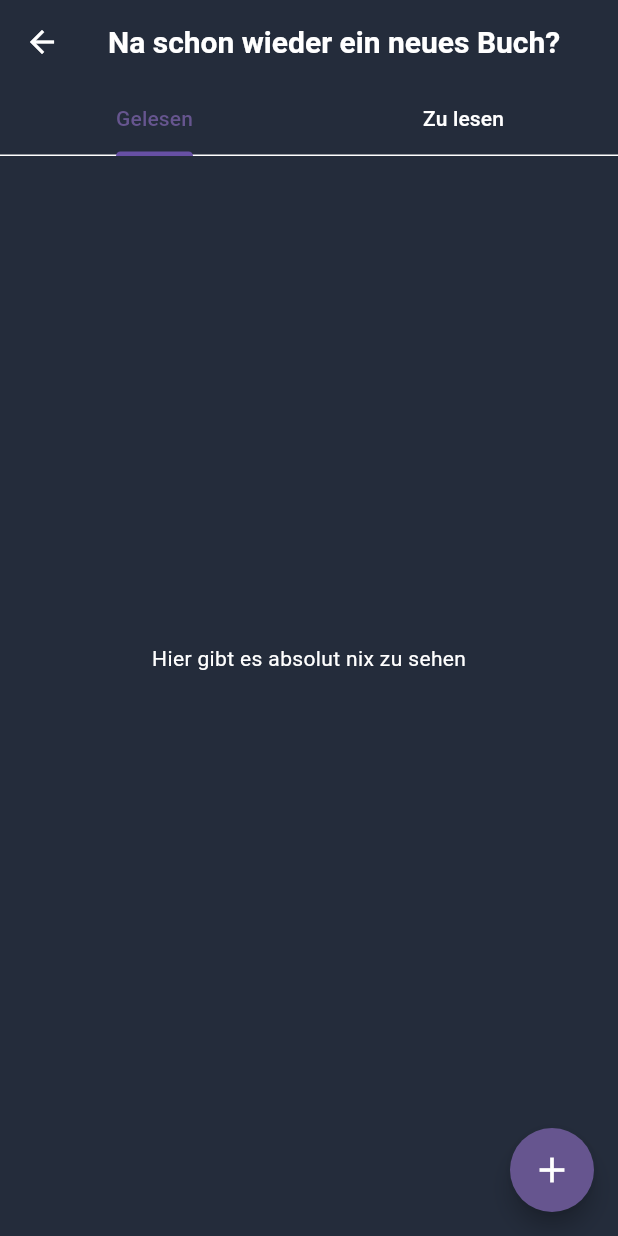
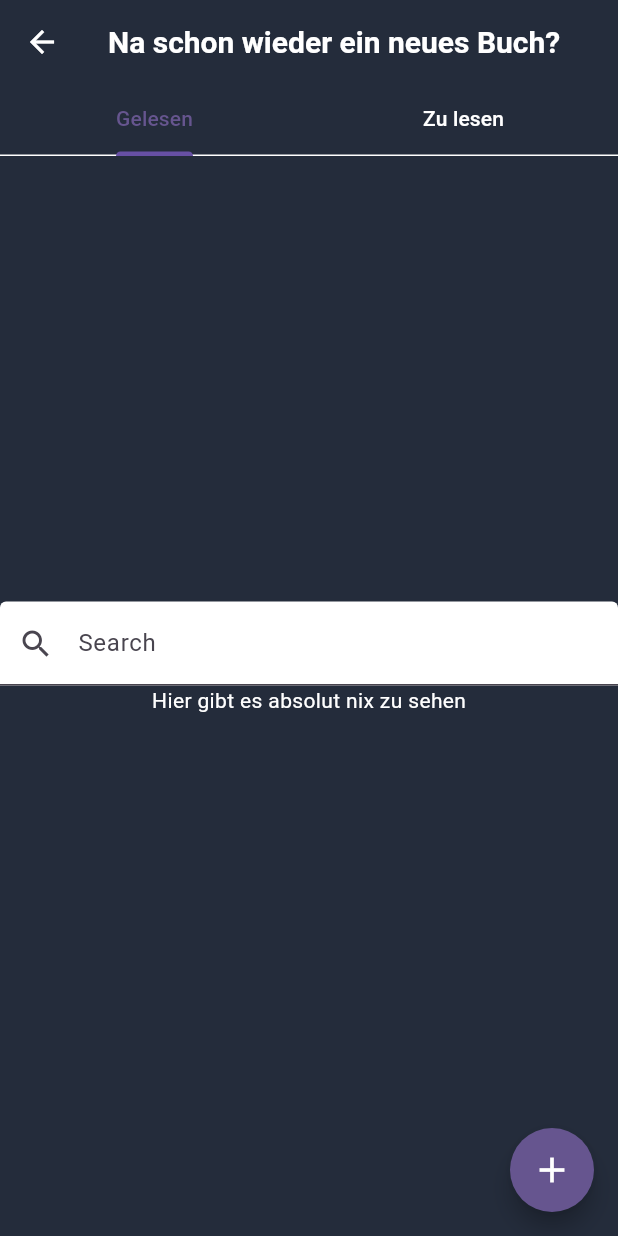
Before and after one commit to Assemie1/mats, a Flutter app: the BookScreen screen opened directly, on a phone screen of 412 x 824 dp. Run offline on Flutter 3.47's test engine with Material 3 defaults, Android fonts, the phone set to English and light mode, and no system bars; our stand-ins replace auto_size_text.

Commit message:
start search Bar

```diff
--- a/lib/main.dart
+++ b/lib/main.dart
@@ -1,9 +1,10 @@
 import 'package:flutter/material.dart';
+import 'package:mats/screen/bookScreen.dart';
 import 'package:mats/screen/home.dart';
 
 void main() {
   runApp(MaterialApp(
-    home: Home(),
+    home: BookScreen(),
     theme: myTheme,
   ));
 }
--- a/lib/screen/bookScreen.dart
+++ b/lib/screen/bookScreen.dart
@@ -12,22 +12,24 @@ class BookScreen extends StatefulWidget {
   BookScreenState createState() => BookScreenState();
 }
 
-class BookScreenState extends State<BookScreen> with SingleTickerProviderStateMixin {
+class BookScreenState extends State<BookScreen>
+    with SingleTickerProviderStateMixin {
   List<Book> newBooks = [];
   List<Book> readBooks = [];
+  List<Book> readBooksfiltered = [];
+  TextEditingController editingController = TextEditingController();
   late TabController tabController;
 
-@override
+  @override
   void initState() {
     super.initState();
-    // TabController initialisieren
     tabController = TabController(length: 2, vsync: this);
 
     // Listener hinzufügen, um auf Tab-Wechsel zu reagieren
     tabController.addListener(() {
       if (tabController.indexIsChanging) {
         setState(() {
-          loadBooks();  // loadBooks() aufrufen bei Tab-Wechsel
+          loadBooks(); // loadBooks() aufrufen bei Tab-Wechsel
         });
       }
     });
@@ -35,7 +37,6 @@ class BookScreenState extends State<BookScreen> with SingleTickerProviderStateMi
     // Initial die Bücher laden
     loadBooks();
   }
-
 
   Future<void> loadBooks() async {
     try {
@@ -51,10 +52,17 @@ class BookScreenState extends State<BookScreen> with SingleTickerProviderStateMi
         newBooks = jsonListNewBook.map((json) => Book.fromJson(json)).toList();
         readBooks =
             jsonListReadBook.map((json) => Book.fromJson(json)).toList();
+        readBooksfiltered = readBooks;
       });
     } catch (e) {
       print('Error reading JSON file: $e');
     }
+  }
+
+  void filterSearchResults(query){
+    setState(() {
+      readBooksfiltered = readBooks.where((readBooks) => readBooks.BookName.toLowerCase().contains(query.toLowerCase())).toList();
+    });
   }
 
   @override
@@ -78,20 +86,29 @@ class BookScreenState extends State<BookScreen> with SingleTickerProviderStateMi
             ),
             title: const Text('Na schon wieder ein neues Buch?'),
           ),
-          body: TabBarView(
-            controller: tabController,
-            children: [
+          body: TabBarView(controller: tabController, children: [
             Column(
               mainAxisAlignment: MainAxisAlignment.center,
               children: [
-                readBooks.isEmpty
+                TextField(
+                  onChanged: (value) {
+                    filterSearchResults(value);
+                  },
+                  controller: editingController,
+                  decoration: const InputDecoration(
+                    labelText: "Search",
+                    hintText: "Search",
+                    prefixIcon: Icon(Icons.search),
+                  ),
+                ),
+                readBooksfiltered.isEmpty
                     ? const Center(
                         child: Text("Hier gibt es absolut nix zu sehen"))
                     : Expanded(
                         child: ListView.builder(
-                          itemCount: readBooks.length,
+                          itemCount: readBooksfiltered.length,
                           itemBuilder: (context, index) {
-                            final book = readBooks[index];
+                            final book = readBooksfiltered[index];
                             return Dismissible(
                               key: Key(index
                                   .toString()), // Verwende eine eindeutige ID
```
